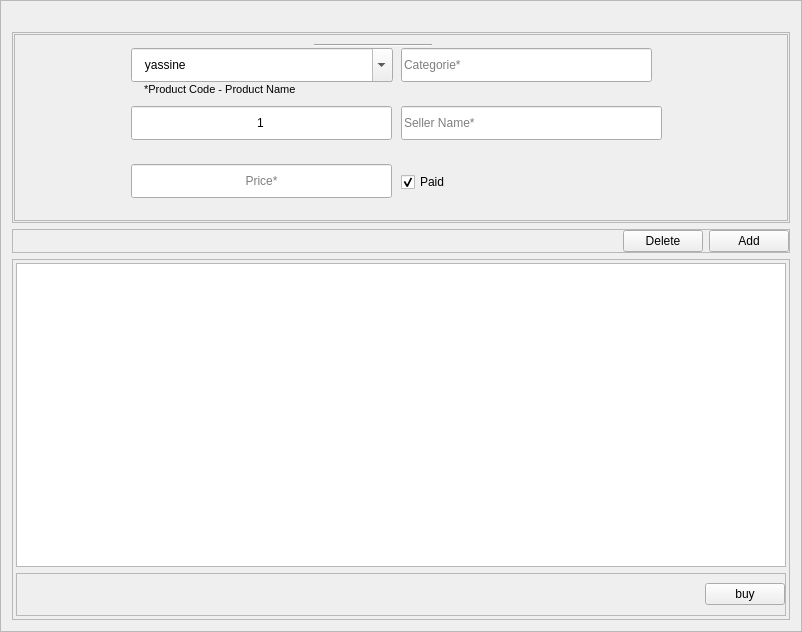
Above: src/ui/buy.ui from YassineBaghdadi/PARA-ELECTRO before the change. Below: the same form after it.
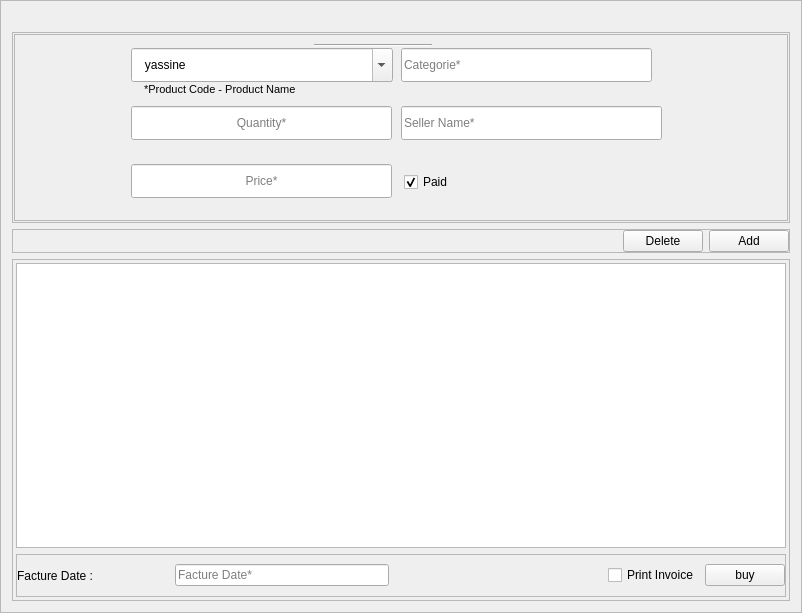
That is the form after the change.

```diff
--- a/src/ui/buy.ui
+++ b/src/ui/buy.ui
@@ -7,7 +7,7 @@
     <x>0</x>
     <y>0</y>
     <width>802</width>
-    <height>632</height>
+    <height>613</height>
    </rect>
   </property>
   <property name="windowTitle">
@@ -100,7 +100,7 @@
               </rect>
              </property>
              <property name="text">
-              <string>1</string>
+              <string/>
              </property>
              <property name="alignment">
               <set>Qt::AlignCenter</set>
@@ -157,7 +157,7 @@
             <widget class="QCheckBox" name="is_paid">
              <property name="geometry">
               <rect>
-               <x>387</x>
+               <x>390</x>
                <y>133</y>
                <width>95</width>
                <height>30</height>
@@ -220,7 +220,7 @@
              <property name="editable">
               <bool>true</bool>
              </property>
-             <property name="placeholderText" stdset="0">
+             <property name="placeholderText">
               <string/>
              </property>
              <item>
@@ -402,11 +402,27 @@
            <property name="bottomMargin">
             <number>0</number>
            </property>
+           <item>
+            <widget class="QLabel" name="label_2">
+             <property name="minimumSize">
+              <size>
+               <width>112</width>
+               <height>0</height>
+              </size>
+             </property>
+             <property name="text">
+              <string>Facture Date :</string>
+             </property>
+            </widget>
+           </item>
            <item>
             <spacer name="horizontalSpacer_2">
              <property name="orientation">
               <enum>Qt::Horizontal</enum>
              </property>
+             <property name="sizeType">
+              <enum>QSizePolicy::Preferred</enum>
+             </property>
              <property name="sizeHint" stdset="0">
               <size>
                <width>40</width>
@@ -415,6 +431,48 @@
              </property>
             </spacer>
            </item>
+           <item>
+            <widget class="QLineEdit" name="f_date">
+             <property name="maximumSize">
+              <size>
+               <width>216</width>
+               <height>16777215</height>
+              </size>
+             </property>
+             <property name="placeholderText">
+              <string>Facture Date*</string>
+             </property>
+            </widget>
+           </item>
+           <item>
+            <spacer name="horizontalSpacer_3">
+             <property name="orientation">
+              <enum>Qt::Horizontal</enum>
+             </property>
+             <property name="sizeType">
+              <enum>QSizePolicy::Expanding</enum>
+             </property>
+             <property name="sizeHint" stdset="0">
+              <size>
+               <width>40</width>
+               <height>20</height>
+              </size>
+             </property>
+            </spacer>
+           </item>
+           <item>
+            <widget class="QCheckBox" name="print_facture">
+             <property name="minimumSize">
+              <size>
+               <width>69</width>
+               <height>0</height>
+              </size>
+             </property>
+             <property name="text">
+              <string>Print Invoice</string>
+             </property>
+            </widget>
+           </item>
            <item>
             <layout class="QHBoxLayout" name="horizontalLayout_4">
              <item>
```
